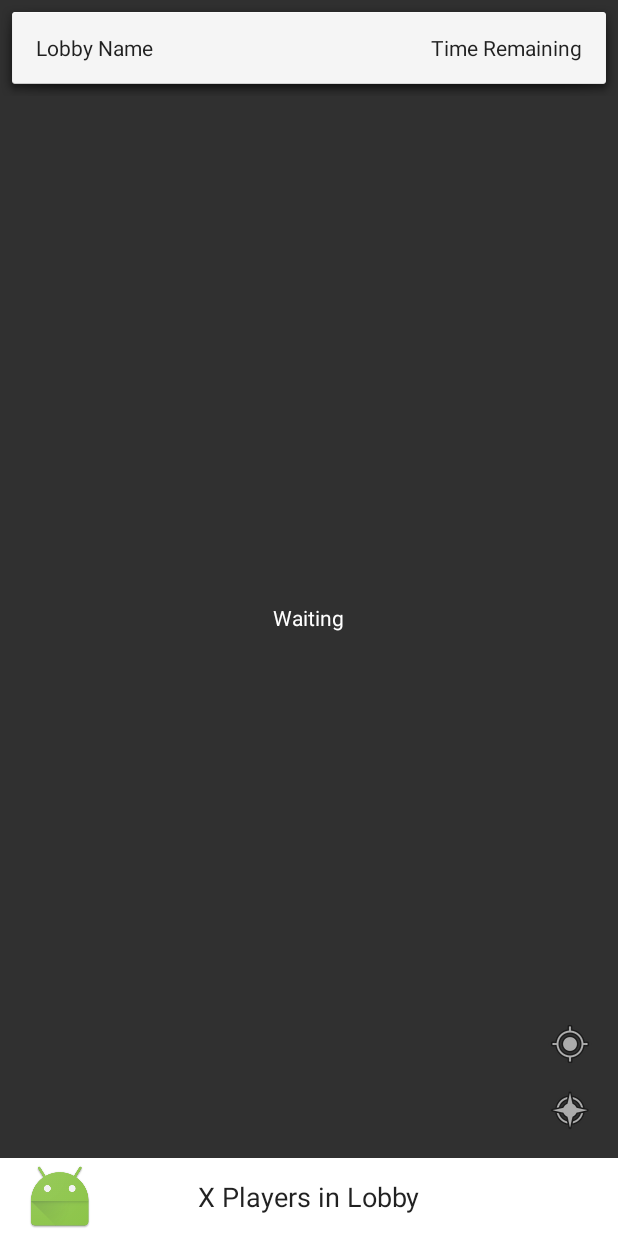
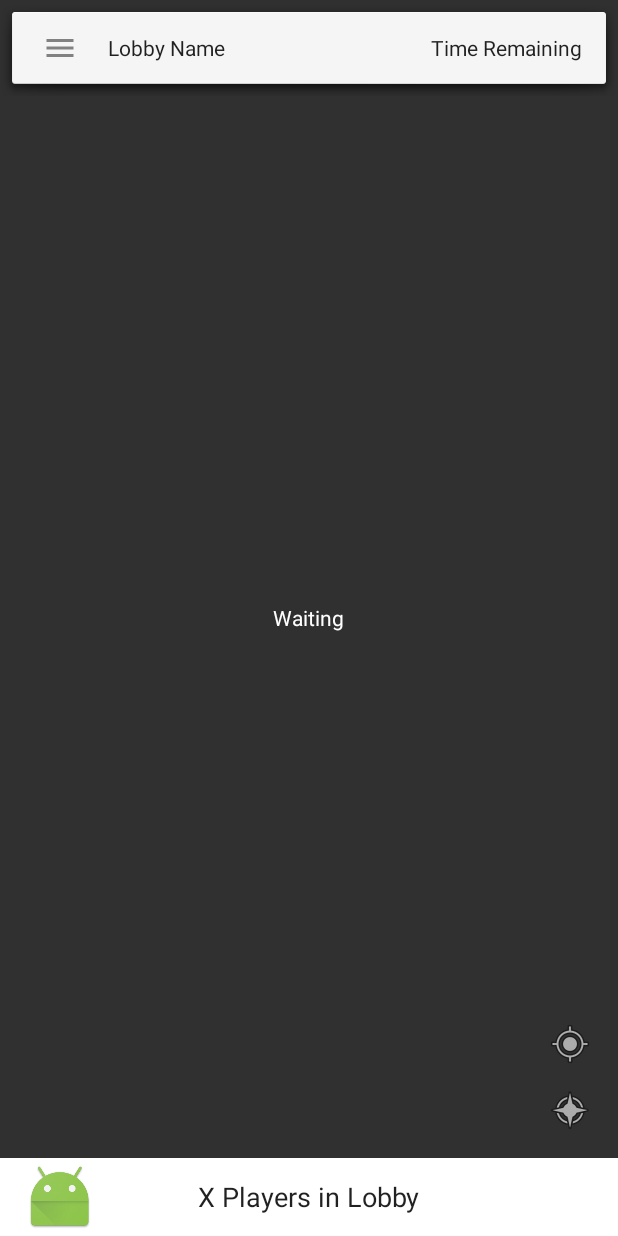
Before and after one commit to srowekamp/Assassins, an Android app: the layout activity_lobby.xml on its own in the app's theme, with its tools: preview values and no code run, on a phone screen of 412 x 824 dp. Run offline under Robolectric (Android 15) with nearby library versions, the phone set to English and light mode, and no system bars.

Commit message:
Lobby is done until server and parent/child activties are implemented

```diff
--- a/Android/Assassins/app/src/main/res/layout/activity_lobby.xml
+++ b/Android/Assassins/app/src/main/res/layout/activity_lobby.xml
@@ -1,14 +1,24 @@
 <?xml version="1.0" encoding="utf-8"?>
+<android.support.v4.widget.DrawerLayout
+    xmlns:android="http://schemas.android.com/apk/res/android"
+    xmlns:app="http://schemas.android.com/apk/res-auto"
+    android:id="@+id/drawer_layout"
+    android:layout_width="match_parent"
+    android:layout_height="match_parent">
+
+    <ListView
+        android:id="@+id/navList"
+        android:layout_width="200dp"
+        android:layout_height="match_parent"
+        android:layout_gravity="left|start"
+        android:background="?android:attr/colorBackground"/>
+
     <RelativeLayout xmlns:android="http://schemas.android.com/apk/res/android"
     xmlns:app="http://schemas.android.com/apk/res-auto"
     xmlns:tools="http://schemas.android.com/tools"
     android:id="@+id/activity_lobby"
     android:layout_width="match_parent"
     android:layout_height="match_parent"
-    android:paddingBottom="0dp"
-    android:paddingLeft="0dp"
-    android:paddingRight="0dp"
-    android:paddingTop="0dp"
     tools:context="la_05.com.assassins.LobbyActivity">
 
         <com.google.android.gms.maps.MapView
@@ -26,12 +36,22 @@
             android:paddingRight="24dp"
             android:background="@android:drawable/dialog_holo_light_frame">
 
+            <ImageView
+                android:layout_width="wrap_content"
+                android:layout_height="wrap_content"
+                app:srcCompat="@drawable/ic_drawer"
+                android:layout_centerVertical="true"
+                android:layout_alignParentStart="true"
+                android:id="@+id/imageViewDrawer"
+                android:onClick="toggleDrawer" />
+
             <TextView
                 android:text="Lobby Name"
                 android:layout_width="wrap_content"
                 android:layout_height="wrap_content"
                 android:id="@+id/textLobbyName"
-            android:layout_alignParentStart="true"
+                android:layout_toRightOf="@id/imageViewDrawer"
+                android:paddingLeft="16dp"
                 android:layout_centerVertical="true"
                 android:textColor="?android:attr/textColorPrimaryInverse" />
 
@@ -61,7 +81,8 @@
                 android:layout_centerHorizontal="true"
                 android:layout_centerVertical="true"
                 android:textColor="?android:attr/textColorPrimaryInverse"
-            android:textSize="18sp" />
+                android:textSize="18sp"
+                android:onClick="gotoPlayerList"/>
 
             <ImageView
                 android:layout_width="wrap_content"
@@ -101,6 +122,5 @@
             android:layout_alignStart="@id/imageViewCenterCircle"
             android:layout_above="@id/imageViewCenterCircle"
             android:onClick="centerMapToCircle" />
-
-
     </RelativeLayout>
+</android.support.v4.widget.DrawerLayout>
--- a/Android/Assassins/app/src/main/res/values/styles.xml
+++ b/Android/Assassins/app/src/main/res/values/styles.xml
@@ -8,7 +8,7 @@
         <item name="colorAccent">@color/colorAccent</item>
     </style>
 
-    <!-- Base application theme. -->
+
     <style name="NoActionBar" parent="Theme.AppCompat.NoActionBar">
         <!-- Customize your theme here. -->
         <item name="colorPrimary">@color/colorPrimary</item>
```
Also changed, not shown: Android/Assassins/app/src/main/AndroidManifest.xml (+10 -5 lines), Android/Assassins/app/src/main/java/la_05/com/assassins/LobbyActivity.java (+36 -0 lines), Android/Assassins/app/src/main/java/la_05/com/assassins/PlayersListActivity.java (added, +23 -0 lines), Android/Assassins/app/src/main/res/layout/activity_players_list.xml (added, +18 -0 lines), Android/Assassins/app/src/main/res/drawable-hdpi/ic_drawer.png (added), Android/Assassins/app/src/main/res/drawable-mdpi/ic_drawer.png (added), Android/Assassins/app/src/main/res/drawable-xhdpi/ic_drawer.png (added), Android/Assassins/app/src/main/res/drawable-xxhdpi/ic_drawer.png (added). Lines whose indentation alone changed are shown as unchanged.
